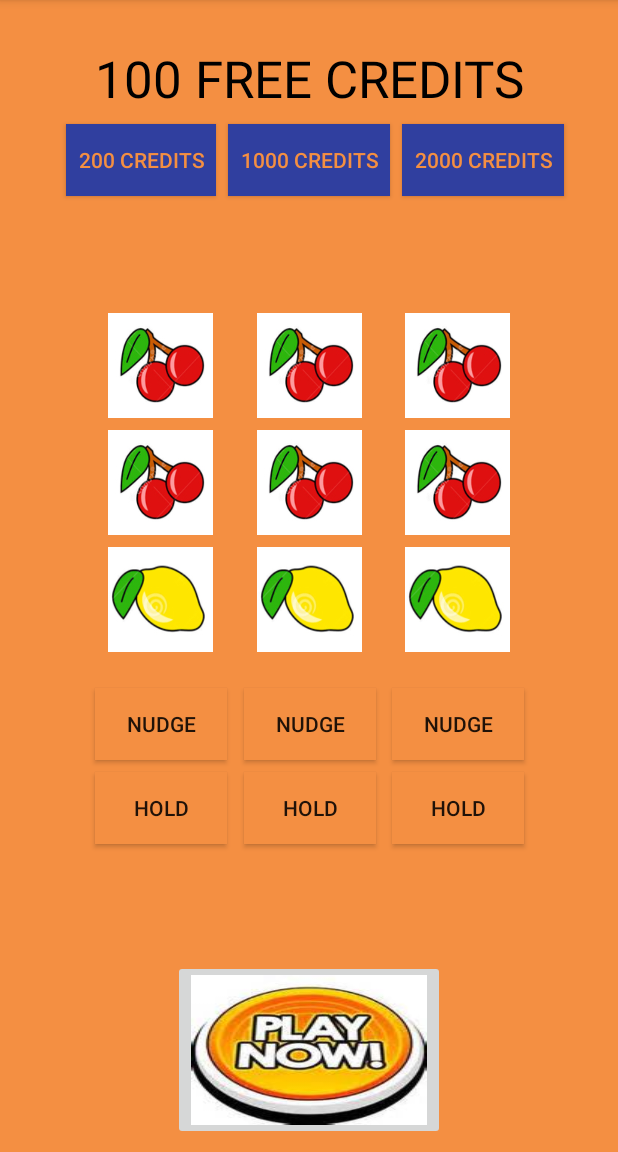
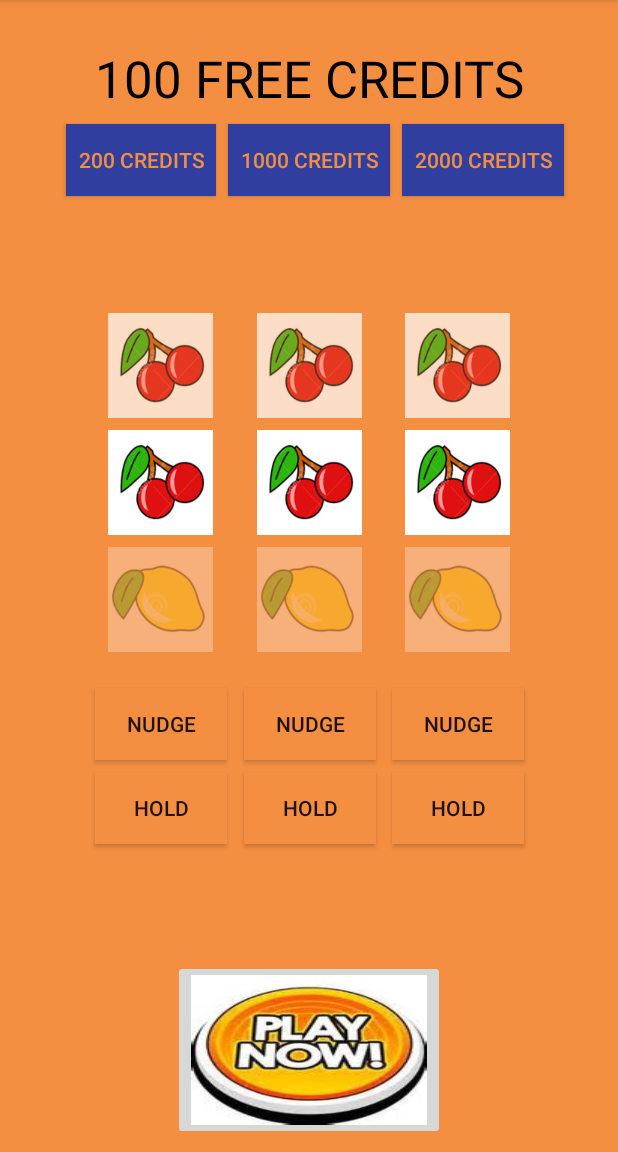
Before and after one commit to docljn/codeclan_wk9_project_fruit_machine, an Android app: the screen it shows after launch (GameScreen), on a phone screen of 412 x 824 dp, the part 84-1236 px from its top. Run offline under Robolectric (Android 15) with nearby library versions, the phone set to English and light mode, and no system bars.

Commit message:
Top and bottom row reel images are partly transparent using alpha values.

```diff
--- a/app/src/main/res/layout/activity_game_screen.xml
+++ b/app/src/main/res/layout/activity_game_screen.xml
@@ -10,7 +10,7 @@
     <ImageView
         android:id="@+id/imageViewJackpot"
         android:layout_width="0dp"
-        android:layout_height="300dp"
+        android:layout_height="270dp"
         android:layout_marginBottom="8dp"
         android:layout_marginEnd="8dp"
         android:layout_marginStart="8dp"
@@ -41,20 +41,7 @@
         app:layout_constraintTop_toBottomOf="@+id/imageViewJackpot"
         app:layout_constraintVertical_bias="0.03" />
 
-    <ImageButton
-        android:id="@+id/imageButtonPlay"
-        android:layout_width="wrap_content"
-        android:layout_height="120dp"
-        android:layout_marginBottom="8dp"
-        android:layout_marginEnd="0dp"
-        android:layout_marginStart="0dp"
-        android:onClick="onPlayButtonClick"
-        android:scaleType="fitXY"
-        android:src="@drawable/play"
-        app:layout_constraintBottom_toBottomOf="parent"
-        app:layout_constraintEnd_toEndOf="parent"
-        app:layout_constraintStart_toStartOf="parent"
-        app:srcCompat="@mipmap/ic_launcher_round" />
+
 
     <Button
         android:id="@+id/buttonBuy2"
@@ -79,6 +66,7 @@
         android:layout_marginEnd="8dp"
         android:layout_marginStart="8dp"
         android:layout_marginTop="8dp"
+        android:layout_marginBottom="8dp"
         android:onClick="onBuyCreditButtonClick"
         android:paddingLeft="8dp"
         android:paddingRight="8dp"
@@ -114,7 +102,24 @@
         app:layout_constraintBottom_toTopOf="@id/imageButtonPlay"
         app:layout_constraintEnd_toEndOf="parent"
         app:layout_constraintStart_toStartOf="parent"
+        android:layout_marginTop="8dp"
+        android:layout_marginBottom="8dp"
         app:layout_constraintTop_toBottomOf="@id/buttonBuy10" />
+
+    <ImageButton
+        android:id="@+id/imageButtonPlay"
+        android:layout_width="wrap_content"
+        android:layout_height="120dp"
+        android:layout_marginBottom="8dp"
+        android:layout_marginEnd="0dp"
+        android:layout_marginStart="0dp"
+        android:onClick="onPlayButtonClick"
+        android:scaleType="fitXY"
+        android:src="@drawable/play"
+        app:layout_constraintBottom_toBottomOf="parent"
+        app:layout_constraintEnd_toEndOf="parent"
+        app:layout_constraintStart_toStartOf="parent"
+        app:srcCompat="@mipmap/ic_launcher_round" />
 
 
 
--- a/app/src/main/res/layout/reels_layout.xml
+++ b/app/src/main/res/layout/reels_layout.xml
@@ -14,11 +14,11 @@
         android:layout_height="70dp"
         android:layout_marginStart="16dp"
         android:layout_marginTop="8dp"
+        android:alpha="0.7"
         android:scaleType="fitXY"
         app:layout_constraintStart_toStartOf="parent"
         app:layout_constraintTop_toTopOf="parent"
-        app:srcCompat="@mipmap/ic_launcher"
-        android:layout_marginLeft="16dp" />
+        app:srcCompat="@mipmap/ic_launcher" />
 
     <ImageView
         android:id="@+id/imageViewWinLine1"
@@ -37,6 +37,7 @@
         android:layout_width="70dp"
         android:layout_height="70dp"
         android:layout_marginBottom="24dp"
+        android:alpha="0.3"
         android:scaleType="fitXY"
         app:layout_constraintBottom_toTopOf="@+id/buttonNudge1"
         app:layout_constraintEnd_toEndOf="@+id/imageViewWinLine1"
@@ -77,6 +78,7 @@
         android:layout_width="70dp"
         android:layout_height="70dp"
         android:layout_marginTop="8dp"
+        android:alpha="0.7"
         android:scaleType="fitXY"
         app:layout_constraintEnd_toStartOf="@+id/imageViewTop3"
         app:layout_constraintStart_toEndOf="@+id/imageViewTop1"
@@ -100,6 +102,7 @@
         android:layout_width="70dp"
         android:layout_height="70dp"
         android:layout_marginBottom="24dp"
+        android:alpha="0.3"
         android:scaleType="fitXY"
         app:layout_constraintBottom_toTopOf="@+id/buttonNudge2"
         app:layout_constraintEnd_toEndOf="@+id/imageViewWinLine2"
@@ -141,11 +144,11 @@
         android:layout_height="70dp"
         android:layout_marginEnd="16dp"
         android:layout_marginTop="8dp"
+        android:alpha="0.7"
         android:scaleType="fitXY"
         app:layout_constraintEnd_toEndOf="parent"
         app:layout_constraintTop_toTopOf="parent"
-        app:srcCompat="@mipmap/ic_launcher"
-        android:layout_marginRight="16dp" />
+        app:srcCompat="@mipmap/ic_launcher" />
 
     <ImageView
         android:id="@+id/imageViewWinLine3"
@@ -165,6 +168,7 @@
         android:layout_width="70dp"
         android:layout_height="70dp"
         android:layout_marginBottom="24dp"
+        android:alpha="0.3"
         android:scaleType="fitXY"
         app:layout_constraintBottom_toTopOf="@+id/buttonNudge3"
         app:layout_constraintEnd_toEndOf="@+id/imageViewWinLine3"
```
